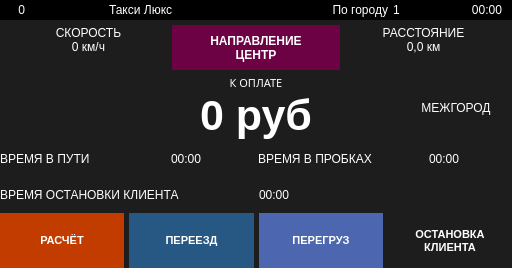
This is indigotaxi.ui in koolkhel/wince-taximeter as Qt 5 draws it before an edit. The edited form follows.
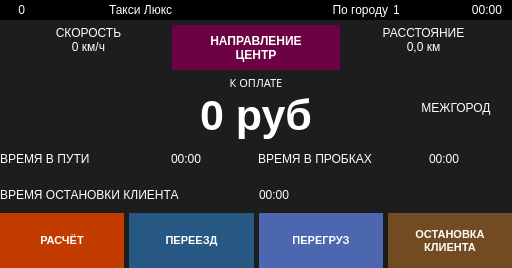
This is the edited form. The open tabs and pages were chosen to show the change. Icons and pictures are not drawn.

```diff
--- a/indigotaxi.ui
+++ b/indigotaxi.ui
@@ -199,11 +199,11 @@
 }
 
 
-#farawayButton {
+#clientStopButton {
 	background: #724b22;
 }
 
-#farawayButton:checked {
+#clientStopButton:checked {
 	background: #1d1d1d;
 }
 
```
Left out of the diff: 21 changed lines with no effect on the pictures.
